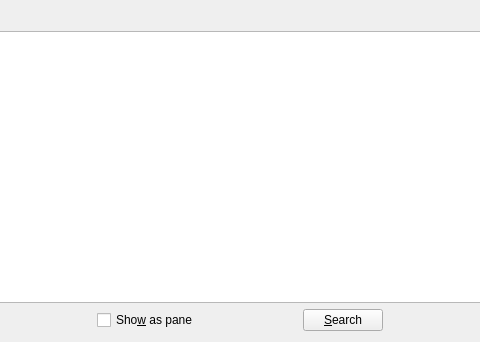
This is src/calibre/gui2/dialogs/quickview.ui in kovidgoyal/calibre as Qt 5 draws it before an edit; both pictures show x 174 to 654 and y 0 to 342 of the 768 by 342 pixel window. The edited form follows.
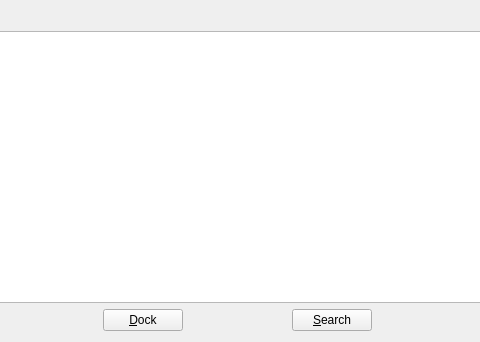
This is the edited form.

Commit message: More changes for #1415714. Make Q toggle quickview. Add Shift+Q to focus to quickview. Add Ctrl+Q to focus to the library without changing the selected cell. Trap tabs in quickview to make navigating with the keyboard possible.

```diff
--- a/src/calibre/gui2/dialogs/quickview.ui
+++ b/src/calibre/gui2/dialogs/quickview.ui
@@ -87,15 +87,18 @@
       </spacer>
      </item>
      <item>
-      <widget class="QCheckBox" name="show_as_pane">
+      <widget class="QPushButton" name="dock_button">
        <property name="text">
-        <string>Sho&amp;w as pane</string>
+        <string>&amp;Dock</string>
        </property>
        <property name="toolTip">
         <string>&lt;p&gt;If checked, the next time Quickview is opened it will be shown
         as a pane under the library view. If unchecked it will be shown as a
         separate window.&lt;/p&gt;</string>
        </property>
+       <property name="autoDefault">
+        <bool>false</bool>
+       </property>
       </widget>
      </item>
      <item>
```
The commit also changes 3 other files.
